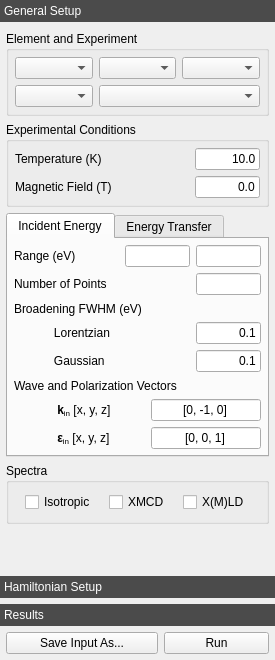
This is crispy/resources/gui/uis/quanty.ui in mretegan/crispy as Qt 5 draws it before an edit. The edited form follows.
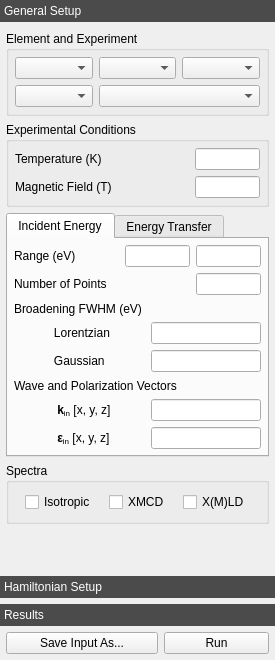
This is the edited form. Icons and pictures are not drawn. Custom widgets are drawn as their Qt base class.

```diff
--- a/crispy/resources/gui/uis/quanty.ui
+++ b/crispy/resources/gui/uis/quanty.ui
@@ -77,7 +77,7 @@
          <x>0</x>
          <y>0</y>
          <width>275</width>
-         <height>554</height>
+         <height>514</height>
         </rect>
        </property>
        <attribute name="label">
@@ -228,9 +228,6 @@
                  <height>16777215</height>
                 </size>
                </property>
-               <property name="text">
-                <string>10.0</string>
-               </property>
                <property name="alignment">
                 <set>Qt::AlignRight|Qt::AlignTrailing|Qt::AlignVCenter</set>
                </property>
@@ -261,9 +258,6 @@
                  <height>16777215</height>
                 </size>
                </property>
-               <property name="text">
-                <string>0.0</string>
-               </property>
                <property name="alignment">
                 <set>Qt::AlignRight|Qt::AlignTrailing|Qt::AlignVCenter</set>
                </property>
@@ -422,16 +416,13 @@
                 </property>
                 <property name="maximumSize">
                  <size>
-                  <width>65</width>
+                  <width>110</width>
                   <height>16777215</height>
                  </size>
                 </property>
                 <property name="toolTip">
                  <string>Full width at half maximum of the lifetime broadening.</string>
                 </property>
-                <property name="text">
-                 <string>0.1</string>
-                </property>
                 <property name="alignment">
                  <set>Qt::AlignRight|Qt::AlignTrailing|Qt::AlignVCenter</set>
                 </property>
@@ -458,13 +449,10 @@
                 </property>
                 <property name="maximumSize">
                  <size>
-                  <width>65</width>
+                  <width>110</width>
                   <height>16777215</height>
                  </size>
                 </property>
-                <property name="text">
-                 <string>0.1</string>
-                </property>
                 <property name="alignment">
                  <set>Qt::AlignRight|Qt::AlignTrailing|Qt::AlignVCenter</set>
                 </property>
@@ -502,9 +490,6 @@
                   <height>16777215</height>
                  </size>
                 </property>
-                <property name="text">
-                 <string>[0, -1, 0]</string>
-                </property>
                 <property name="alignment">
                  <set>Qt::AlignCenter</set>
                 </property>
@@ -538,9 +523,6 @@
                   <height>16777215</height>
                  </size>
                 </property>
-                <property name="text">
-                 <string>[0, 0, 1]</string>
-                </property>
                 <property name="alignment">
                  <set>Qt::AlignCenter</set>
                 </property>
```
Left out of the diff: 35 changed lines with no effect on the pictures.
